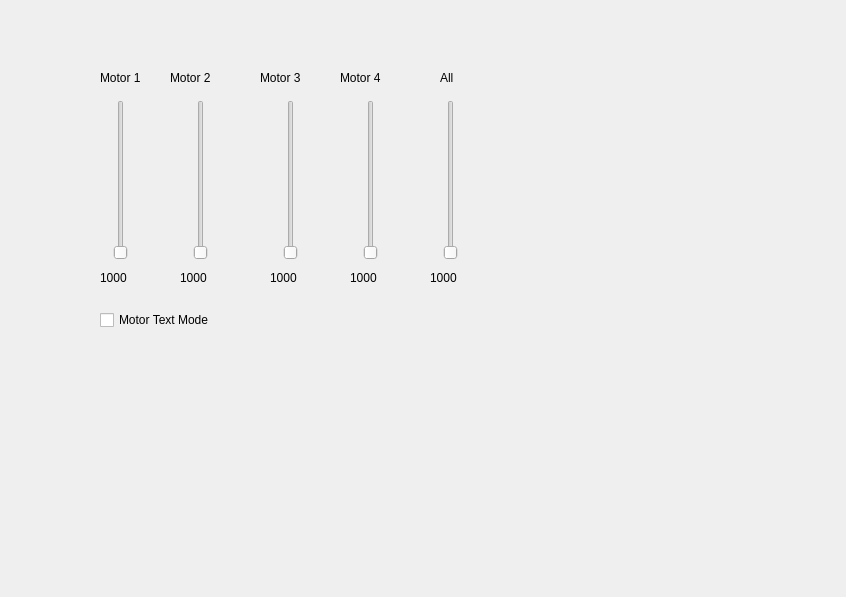
Before: the Qt Designer form Widgets/mixerform.ui in hegoku/DroneControlCenter, drawn with Qt 5.
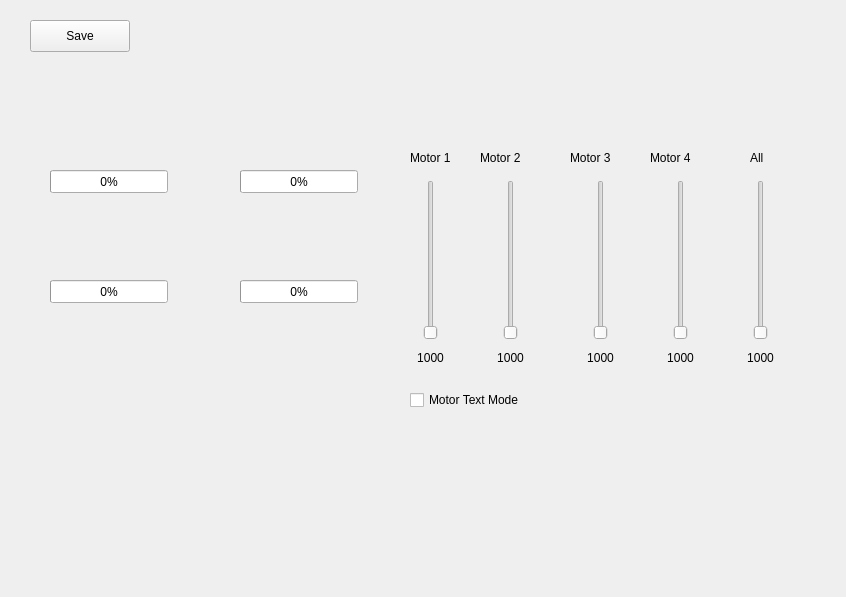
After: the same form once the commit is applied.

```diff
--- a/Widgets/mixerform.ui
+++ b/Widgets/mixerform.ui
@@ -16,8 +16,8 @@
   <widget class="QSlider" name="motor_1_slider">
    <property name="geometry">
     <rect>
-     <x>110</x>
-     <y>100</y>
+     <x>420</x>
+     <y>180</y>
      <width>22</width>
      <height>160</height>
     </rect>
@@ -35,8 +35,8 @@
   <widget class="QSlider" name="motor_2_slider">
    <property name="geometry">
     <rect>
-     <x>190</x>
-     <y>100</y>
+     <x>500</x>
+     <y>180</y>
      <width>22</width>
      <height>160</height>
     </rect>
@@ -54,8 +54,8 @@
   <widget class="QSlider" name="motor_3_slider">
    <property name="geometry">
     <rect>
-     <x>280</x>
-     <y>100</y>
+     <x>590</x>
+     <y>180</y>
      <width>22</width>
      <height>160</height>
     </rect>
@@ -73,8 +73,8 @@
   <widget class="QSlider" name="motor_4_slider">
    <property name="geometry">
     <rect>
-     <x>360</x>
-     <y>100</y>
+     <x>670</x>
+     <y>180</y>
      <width>22</width>
      <height>160</height>
     </rect>
@@ -92,8 +92,8 @@
   <widget class="QSlider" name="motor_all_slider">
    <property name="geometry">
     <rect>
-     <x>440</x>
-     <y>100</y>
+     <x>750</x>
+     <y>180</y>
      <width>22</width>
      <height>160</height>
     </rect>
@@ -111,8 +111,8 @@
   <widget class="QLabel" name="motor_1_value">
    <property name="geometry">
     <rect>
-     <x>100</x>
-     <y>270</y>
+     <x>410</x>
+     <y>350</y>
      <width>41</width>
      <height>16</height>
     </rect>
@@ -120,12 +120,15 @@
    <property name="text">
     <string>1000</string>
    </property>
+   <property name="alignment">
+    <set>Qt::AlignmentFlag::AlignCenter</set>
+   </property>
   </widget>
   <widget class="QLabel" name="motor_2_value">
    <property name="geometry">
     <rect>
-     <x>180</x>
-     <y>270</y>
+     <x>490</x>
+     <y>350</y>
      <width>41</width>
      <height>16</height>
     </rect>
@@ -133,12 +136,15 @@
    <property name="text">
     <string>1000</string>
    </property>
+   <property name="alignment">
+    <set>Qt::AlignmentFlag::AlignCenter</set>
+   </property>
   </widget>
   <widget class="QLabel" name="motor_3_value">
    <property name="geometry">
     <rect>
-     <x>270</x>
-     <y>270</y>
+     <x>580</x>
+     <y>350</y>
      <width>41</width>
      <height>16</height>
     </rect>
@@ -146,12 +152,15 @@
    <property name="text">
     <string>1000</string>
    </property>
+   <property name="alignment">
+    <set>Qt::AlignmentFlag::AlignCenter</set>
+   </property>
   </widget>
   <widget class="QLabel" name="motor_4_value">
    <property name="geometry">
     <rect>
-     <x>350</x>
-     <y>270</y>
+     <x>660</x>
+     <y>350</y>
      <width>41</width>
      <height>16</height>
     </rect>
@@ -159,12 +168,15 @@
    <property name="text">
     <string>1000</string>
    </property>
+   <property name="alignment">
+    <set>Qt::AlignmentFlag::AlignCenter</set>
+   </property>
   </widget>
   <widget class="QLabel" name="motor_all_value">
    <property name="geometry">
     <rect>
-     <x>430</x>
-     <y>270</y>
+     <x>740</x>
+     <y>350</y>
      <width>41</width>
      <height>16</height>
     </rect>
@@ -172,12 +184,15 @@
    <property name="text">
     <string>1000</string>
    </property>
+   <property name="alignment">
+    <set>Qt::AlignmentFlag::AlignCenter</set>
+   </property>
   </widget>
   <widget class="QLabel" name="motor_1_value_2">
    <property name="geometry">
     <rect>
-     <x>100</x>
-     <y>70</y>
+     <x>410</x>
+     <y>150</y>
      <width>51</width>
      <height>16</height>
     </rect>
@@ -189,8 +204,8 @@
   <widget class="QLabel" name="motor_1_value_3">
    <property name="geometry">
     <rect>
-     <x>170</x>
-     <y>70</y>
+     <x>480</x>
+     <y>150</y>
      <width>51</width>
      <height>16</height>
     </rect>
@@ -202,8 +217,8 @@
   <widget class="QLabel" name="motor_1_value_4">
    <property name="geometry">
     <rect>
-     <x>260</x>
-     <y>70</y>
+     <x>570</x>
+     <y>150</y>
      <width>51</width>
      <height>16</height>
     </rect>
@@ -215,8 +230,8 @@
   <widget class="QLabel" name="motor_1_value_5">
    <property name="geometry">
     <rect>
-     <x>340</x>
-     <y>70</y>
+     <x>650</x>
+     <y>150</y>
      <width>51</width>
      <height>16</height>
     </rect>
@@ -228,8 +243,8 @@
   <widget class="QLabel" name="motor_1_value_6">
    <property name="geometry">
     <rect>
-     <x>440</x>
-     <y>70</y>
+     <x>750</x>
+     <y>150</y>
      <width>31</width>
      <height>16</height>
     </rect>
@@ -241,8 +256,8 @@
   <widget class="QCheckBox" name="enableMotorTestMode">
    <property name="geometry">
     <rect>
-     <x>100</x>
-     <y>310</y>
+     <x>410</x>
+     <y>390</y>
      <width>131</width>
      <height>20</height>
     </rect>
@@ -251,6 +266,95 @@
     <string>Motor Text Mode</string>
    </property>
   </widget>
+  <widget class="QPushButton" name="save_btn">
+   <property name="geometry">
+    <rect>
+     <x>30</x>
+     <y>20</y>
+     <width>100</width>
+     <height>32</height>
+    </rect>
+   </property>
+   <property name="text">
+    <string>Save</string>
+   </property>
+  </widget>
+  <widget class="QProgressBar" name="motor_1_throttle">
+   <property name="geometry">
+    <rect>
+     <x>240</x>
+     <y>280</y>
+     <width>118</width>
+     <height>23</height>
+    </rect>
+   </property>
+   <property name="maximum">
+    <number>1000</number>
+   </property>
+   <property name="value">
+    <number>0</number>
+   </property>
+   <property name="alignment">
+    <set>Qt::AlignmentFlag::AlignCenter</set>
+   </property>
+  </widget>
+  <widget class="QProgressBar" name="motor_2_throttle">
+   <property name="geometry">
+    <rect>
+     <x>240</x>
+     <y>170</y>
+     <width>118</width>
+     <height>23</height>
+    </rect>
+   </property>
+   <property name="maximum">
+    <number>1000</number>
+   </property>
+   <property name="value">
+    <number>0</number>
+   </property>
+   <property name="alignment">
+    <set>Qt::AlignmentFlag::AlignCenter</set>
+   </property>
+  </widget>
+  <widget class="QProgressBar" name="motor_3_throttle">
+   <property name="geometry">
+    <rect>
+     <x>50</x>
+     <y>280</y>
+     <width>118</width>
+     <height>23</height>
+    </rect>
+   </property>
+   <property name="maximum">
+    <number>1000</number>
+   </property>
+   <property name="value">
+    <number>0</number>
+   </property>
+   <property name="alignment">
+    <set>Qt::AlignmentFlag::AlignCenter</set>
+   </property>
+  </widget>
+  <widget class="QProgressBar" name="motor_4_throttle">
+   <property name="geometry">
+    <rect>
+     <x>50</x>
+     <y>170</y>
+     <width>118</width>
+     <height>23</height>
+    </rect>
+   </property>
+   <property name="maximum">
+    <number>1000</number>
+   </property>
+   <property name="value">
+    <number>0</number>
+   </property>
+   <property name="alignment">
+    <set>Qt::AlignmentFlag::AlignCenter</set>
+   </property>
+  </widget>
  </widget>
  <resources/>
  <connections/>
```
